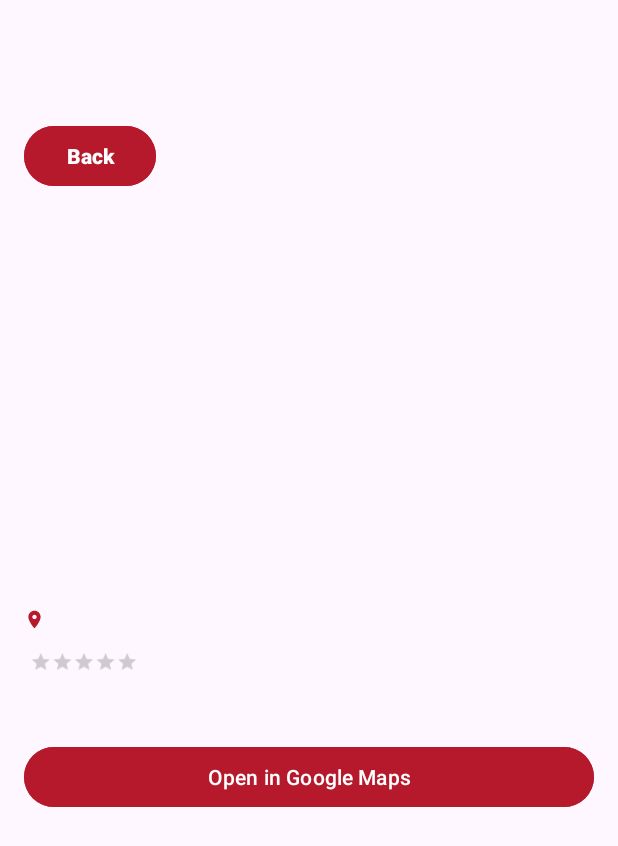
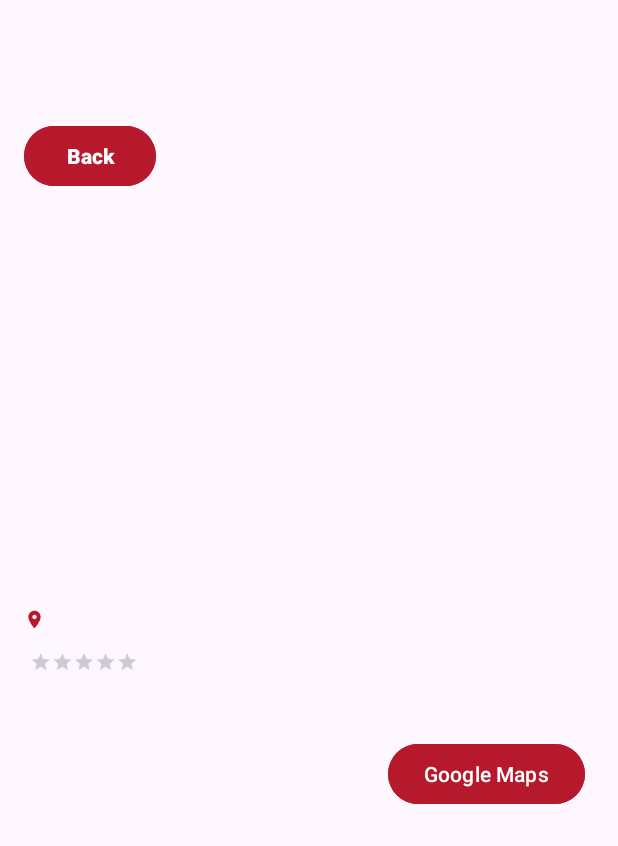
Before and after one commit to aiinuuazzariaa/explorenesia, an Android app: the DetailActivity screen opened directly, with no data from a screen before it, on a phone screen of 412 x 824 dp. Shown: the top 846 px of the screen. Run offline under Robolectric (Android 15) with nearby library versions, the phone set to English and light mode, and no system bars.

```diff
--- a/app/src/main/res/layout/activity_detail.xml
+++ b/app/src/main/res/layout/activity_detail.xml
@@ -86,14 +86,23 @@
             android:layout_width="match_parent"
             android:layout_height="wrap_content"/>
 
-        <Button
-            android:id="@+id/btnMap"
-            android:text="Open in Google Maps"
-            android:textColor="#FFFFFF"
-            android:backgroundTint="#B7192C"
-            android:layout_marginTop="8dp"
+        <LinearLayout
+            android:orientation="horizontal"
+            android:gravity="end"
             android:layout_width="match_parent"
-            android:layout_height="wrap_content"/>
+            android:layout_height="wrap_content"
+            android:layout_marginTop="6dp"
+            android:layout_margin="6dp">
+
+            <Button
+                android:id="@+id/btnMap"
+                android:text="Google Maps"
+                android:textColor="#FFFFFF"
+                android:backgroundTint="#B7192C"
+                android:layout_marginStart="12dp"
+                android:layout_width="wrap_content"
+                android:layout_height="wrap_content"/>
+        </LinearLayout>
 
 
     </LinearLayout>
--- a/app/src/main/res/layout/activity_main.xml
+++ b/app/src/main/res/layout/activity_main.xml
@@ -3,7 +3,7 @@
     android:orientation="vertical"
     android:padding="16dp"
     android:layout_width="match_parent"
-    android:layout_height="match_parent">
+    android:layout_height="match_parent" >
 
     <LinearLayout
         android:paddingTop="?attr/actionBarSize"
@@ -47,5 +47,4 @@
         android:layout_marginTop="12dp" />
 
     <include layout="@layout/footer" />
-
 </LinearLayout>
--- /dev/null
+++ b/app/src/main/res/values/colors-night.xml
@@ -0,0 +1,3 @@
+<?xml version="1.0" encoding="utf-8"?>
+<resources>
+</resources>
```
Also changed, not shown: app/src/main/res/drawable/logo.png.
